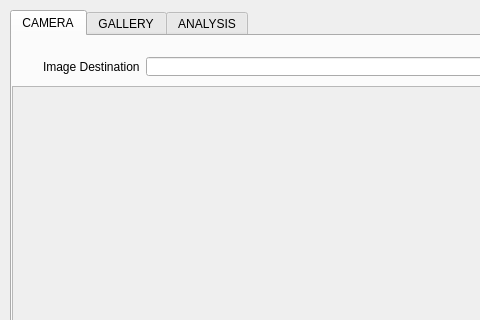
This is qtExamples/QtFaceRecognition/widget.ui in DarkSector/qt-project as Qt 5 draws it before an edit; both pictures show x 0 to 480 and y 0 to 320 of the 737 by 521 pixel window. The edited form follows.
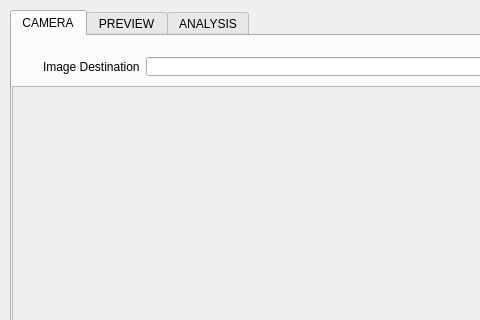
This is the edited form.

Commit message: Renamed tab

The edit to the form file:
```diff
--- a/qtExamples/QtFaceRecognition/widget.ui
+++ b/qtExamples/QtFaceRecognition/widget.ui
@@ -97,7 +97,7 @@
    </widget>
    <widget class="QWidget" name="galleryTab">
     <attribute name="title">
-     <string>GALLERY</string>
+     <string>PREVIEW</string>
     </attribute>
     <widget class="QPushButton" name="runFaceRecognition">
      <property name="geometry">
```
